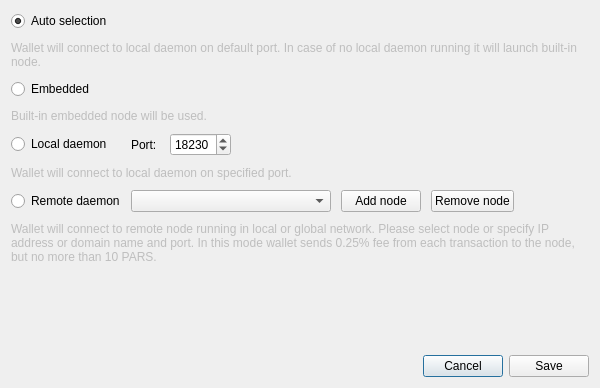
This is src/gui/ui/connectionsettingsdialog.ui in ParsiCoin/parsipay as Qt 5 draws it before an edit. The edited form follows.
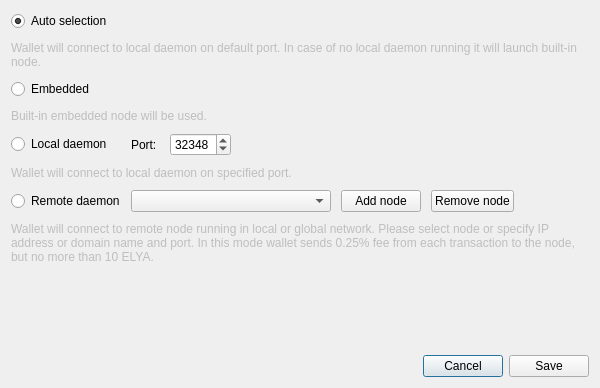
This is the edited form. Icons and pictures are not drawn.

What changed in the file:
```diff
--- a/src/gui/ui/connectionsettingsdialog.ui
+++ b/src/gui/ui/connectionsettingsdialog.ui
@@ -130,7 +130,7 @@
           <number>65535</number>
          </property>
          <property name="value">
-          <number>18230</number>
+          <number>32348</number>
          </property>
          <property name="displayIntegerBase">
           <number>10</number>
@@ -248,7 +248,7 @@
         </size>
        </property>
        <property name="text">
-        <string>Wallet will connect to remote node running in local or global network. Please select node or specify IP address or domain name and port. In this mode wallet sends 0.25% fee from each transaction to the node, but no more than 10 PARS.</string>
+        <string>Wallet will connect to remote node running in local or global network. Please select node or specify IP address or domain name and port. In this mode wallet sends 0.25% fee from each transaction to the node, but no more than 10 ELYA.</string>
        </property>
        <property name="wordWrap">
         <bool>true</bool>
```
